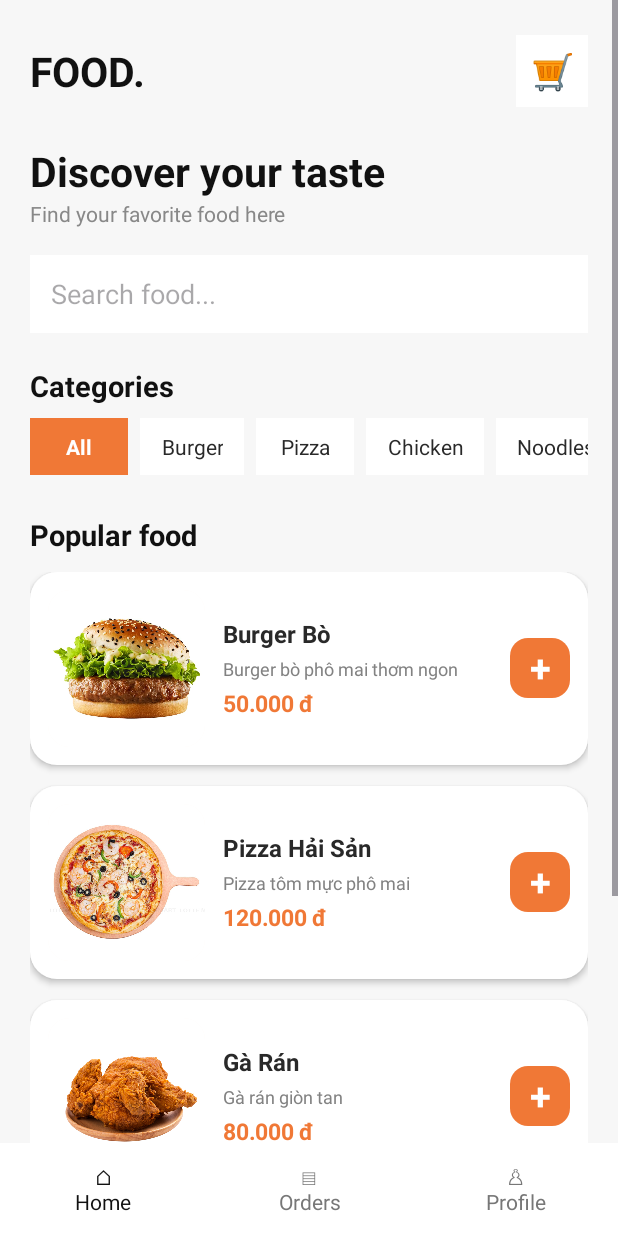
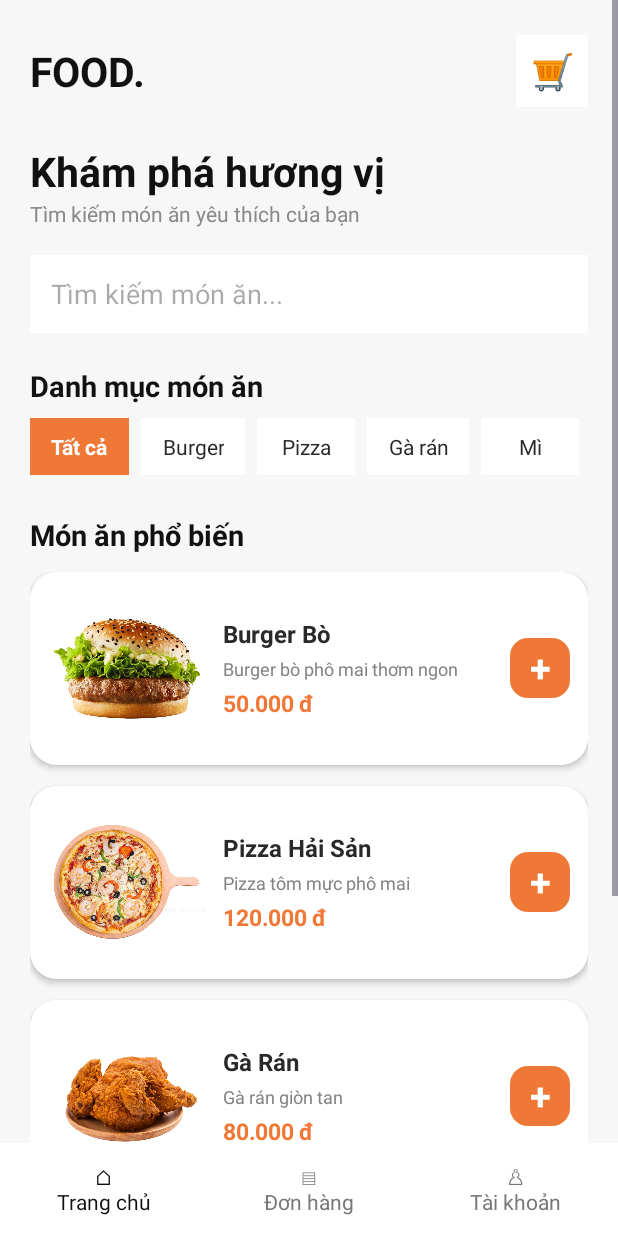
Before and after one commit to nnanhs16/FoodOrder, an Android app: the MainActivity screen opened directly, with no data from a screen before it, on a phone screen of 412 x 824 dp. Run offline under Robolectric (Android 15) with nearby library versions, the phone set to English and light mode, and no system bars.

Commit message:
Update Vietnamese UI

```diff
--- a/app/src/main/res/layout/activity_main.xml
+++ b/app/src/main/res/layout/activity_main.xml
@@ -44,7 +44,7 @@
                 android:layout_width="wrap_content"
                 android:layout_height="wrap_content"
                 android:layout_marginTop="20dp"
-                android:text="Discover your taste"
+                android:text="Khám phá hương vị"
                 android:textColor="#111111"
                 android:textSize="27sp"
                 android:textStyle="bold"/>
@@ -52,7 +52,7 @@
             <TextView
                 android:layout_width="wrap_content"
                 android:layout_height="wrap_content"
-                android:text="Find your favorite food here"
+                android:text="Tìm kiếm món ăn yêu thích của bạn"
                 android:textColor="#888888"/>
 
             <EditText
@@ -61,7 +61,7 @@
                 android:layout_height="52dp"
                 android:layout_marginTop="18dp"
                 android:background="#FFFFFF"
-                android:hint="Search food..."
+                android:hint="Tìm kiếm món ăn..."
                 android:padding="14dp"
                 android:singleLine="true"/>
 
@@ -69,7 +69,7 @@
                 android:layout_width="wrap_content"
                 android:layout_height="wrap_content"
                 android:layout_marginTop="22dp"
-                android:text="Categories"
+                android:text="Danh mục món ăn"
                 android:textColor="#111111"
                 android:textSize="19sp"
                 android:textStyle="bold"/>
@@ -94,7 +94,7 @@
                         android:layout_marginEnd="8dp"
                         android:gravity="center"
                         android:background="#FFFFFF"
-                        android:text="All"
+                        android:text="Tất cả"
                         android:textColor="#111111"
                         android:clickable="true"
                         android:focusable="true"/>
@@ -139,7 +139,7 @@
                         android:layout_marginEnd="8dp"
                         android:gravity="center"
                         android:background="#FFFFFF"
-                        android:text="Chicken"
+                        android:text="Gà rán"
                         android:textColor="#111111"
                         android:clickable="true"
                         android:focusable="true"/>
@@ -154,7 +154,7 @@
                         android:layout_marginEnd="8dp"
                         android:gravity="center"
                         android:background="#FFFFFF"
-                        android:text="Noodles"
+                        android:text="Mì"
                         android:textColor="#111111"
                         android:clickable="true"
                         android:focusable="true"/>
@@ -165,7 +165,7 @@
                 android:layout_width="wrap_content"
                 android:layout_height="wrap_content"
                 android:layout_marginTop="18dp"
-                android:text="Popular food"
+                android:text="Món ăn phổ biến"
                 android:textColor="#111111"
                 android:textSize="19sp"
                 android:textStyle="bold"/>
@@ -191,7 +191,7 @@
             android:layout_height="match_parent"
             android:layout_weight="1"
             android:gravity="center"
-            android:text="⌂&#10;Home"
+            android:text="⌂&#10;Trang chủ"
             android:textColor="#111111"/>
 
         <TextView
@@ -200,7 +200,7 @@
             android:layout_height="match_parent"
             android:layout_weight="1"
             android:gravity="center"
-            android:text="▤&#10;Orders"
+            android:text="▤&#10;Đơn hàng"
             android:textColor="#777777"/>
 
         <TextView
@@ -209,7 +209,7 @@
             android:layout_height="match_parent"
             android:layout_weight="1"
             android:gravity="center"
-            android:text="♙&#10;Profile"
+            android:text="♙&#10;Tài khoản"
             android:textColor="#777777"/>
     </LinearLayout>
 </LinearLayout>
--- a/gradle.properties
+++ b/gradle.properties
@@ -17,3 +17,5 @@ org.gradle.jvmargs=-Xmx2048m -Dfile.encoding=UTF-8
 org.gradle.configuration-cache=true
 # Kotlin code style for this project: "official" or "obsolete":
 kotlin.code.style=official
+# Enable R8 gradual support
+android.r8.gradual.support=true
--- a/gradle/libs.versions.toml
+++ b/gradle/libs.versions.toml
@@ -1,5 +1,5 @@
 [versions]
-agp = "9.5.1"
+agp = "9.3.0"
 coreKtx = "1.10.1"
 junit = "4.13.2"
 junitVersion = "1.3.0"
```
Also changed, not shown: app/src/main/res/layout/activity_food_detail.xml (+5 -5 lines), app/src/main/res/layout/activity_login.xml (+7 -7 lines), app/src/main/res/layout/activity_order_detail.xml (+5 -5 lines), app/src/main/res/layout/activity_order_history.xml (+4 -4 lines), app/src/main/res/layout/activity_profile.xml (+12 -12 lines), app/src/main/res/layout/activity_register.xml (+8 -8 lines).
